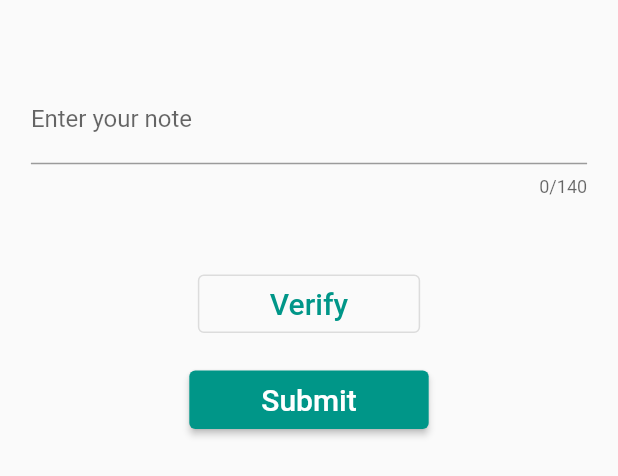
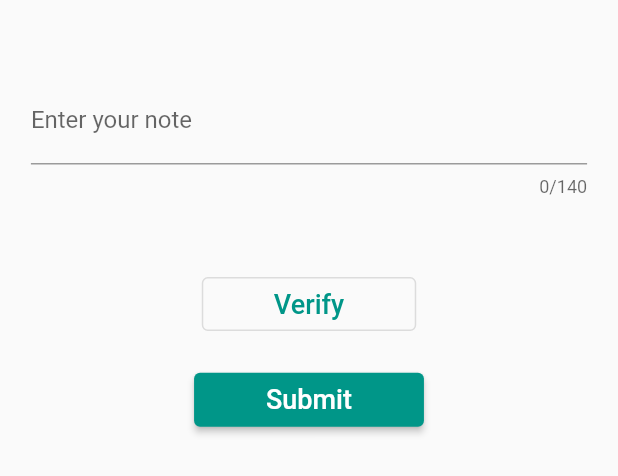
Before and after one commit to CicadaCinema/dialect-client, a Flutter app: the ExplorePage widget shown alone on an empty page, opened directly, on a phone screen of 412 x 824 dp. Shown: the part 659-1135 px from the top of the screen. Run offline on Flutter 3.47's test engine with Material 2 defaults, Android fonts, the phone set to English and light mode, and no system bars; our stand-ins replace like_button; missing offline and left inert: dart:html, pointer_interceptor; statements that could not run were skipped.

Commit message:
adaptive UI adjustments on Explore page

```diff
--- a/lib/main.dart
+++ b/lib/main.dart
@@ -83,15 +83,15 @@ class _MainLayoutState extends State<MainLayout> {
       currentIndex: _pageIndex,
       destinations: [
         AdaptiveScaffoldDestination(
-            title: 'About', icon: Icons.info_outline, selectedicon: Icons.info),
+            title: 'About', icon: Icons.info_outline, selectedIcon: Icons.info),
         AdaptiveScaffoldDestination(
             title: 'Dialect',
             icon: Icons.explore_outlined,
-            selectedicon: Icons.explore),
+            selectedIcon: Icons.explore),
         AdaptiveScaffoldDestination(
             title: 'Settings',
             icon: Icons.settings_outlined,
-            selectedicon: Icons.settings),
+            selectedIcon: Icons.settings),
       ],
       body: _pageAtIndex(_pageIndex),
       onNavigationIndexChange: (newIndex) {
--- a/lib/misc.dart
+++ b/lib/misc.dart
@@ -81,3 +81,8 @@ Future<void> showAboutDialogBox(BuildContext context) async {
     },
   );
 }
+
+// used for adaptive UI
+bool isDesktop(BuildContext context) {
+  return MediaQuery.of(context).size.width > 640.0;
+}
--- a/lib/screens/explore.dart
+++ b/lib/screens/explore.dart
@@ -4,7 +4,6 @@ import 'package:flutter/foundation.dart';
 import 'package:flutter/material.dart';
 
 import 'dart:ui' as ui;
-import 'dart:html';
 import 'dart:html' as html;
 
 import 'package:http/http.dart' as http;
@@ -37,7 +36,7 @@ class _ExplorePageState extends State<ExplorePage> {
   // Uri.https.(_API_ENDPOINT
   // Uri.http.(_API_ENDPOINT
 
-  final IFrameElement _iframeElement = IFrameElement();
+  final html.IFrameElement _iframeElement = html.IFrameElement();
   late Widget _iframeWidget;
 
   Future<bool> onLikeButtonTapped(bool isLiked) async {
@@ -118,7 +117,7 @@ class _ExplorePageState extends State<ExplorePage> {
         mainAxisAlignment: MainAxisAlignment.center,
         crossAxisAlignment: CrossAxisAlignment.center,
         children: <Widget>[
-          Spacer(flex: 4),
+          Spacer(flex: 12),
           SelectableText(
             _displayedText,
             style: TextStyle(
@@ -126,7 +125,7 @@ class _ExplorePageState extends State<ExplorePage> {
               color: _errorMessage ? Colors.red : null,
             ),
           ),
-          Spacer(flex: 1),
+          Spacer(flex: 3),
           Row(
             children: [
               Spacer(flex: 2),
@@ -168,7 +167,7 @@ class _ExplorePageState extends State<ExplorePage> {
               Spacer(flex: 2),
             ],
           ),
-          Spacer(flex: 4),
+          Spacer(flex: 12),
           TextField(
             controller: _controller,
             maxLength: 140,
@@ -180,22 +179,20 @@ class _ExplorePageState extends State<ExplorePage> {
               errorText: _showErrorText ? _errorText : null,
             ),
           ),
-          Spacer(flex: 1),
+          Spacer(flex: 3),
           OutlinedButton(
             onPressed: () {
               html.window.open('/recaptcha.html', 'new tab');
             },
             child: Padding(
-              padding: const EdgeInsets.symmetric(vertical: 8, horizontal: 32),
+              padding: const EdgeInsets.symmetric(vertical: 6, horizontal: 32),
               child: Text(
                 "Verify",
-                style: TextStyle(fontSize: 20),
+                style: TextStyle(fontSize: 18),
               ),
             ),
           ),
-          Padding(
-            padding: EdgeInsets.symmetric(vertical: 8),
-          ),
+          Spacer(flex: 1),
           ElevatedButton(
             onPressed: () {
               setState(
@@ -256,14 +253,14 @@ class _ExplorePageState extends State<ExplorePage> {
               }
             },
             child: Padding(
-              padding: const EdgeInsets.symmetric(vertical: 8, horizontal: 32),
+              padding: const EdgeInsets.symmetric(vertical: 6, horizontal: 32),
               child: Text(
                 "Submit",
-                style: TextStyle(fontSize: 20),
+                style: TextStyle(fontSize: 18),
               ),
             ),
           ),
-          Spacer(flex: 2),
+          Spacer(flex: 6),
         ],
       ),
     );
```
Also changed, not shown: lib/adaptive.dart (+7 -17 lines), pubspec.lock.
